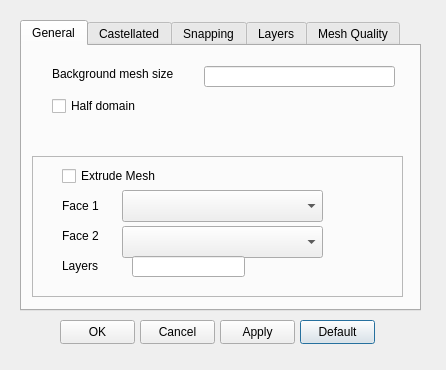
This is Source/CaseCreator/advancedMeshSettingsDialog.ui in cfddose/Splash as Qt 5 draws it before an edit. The edited form follows.
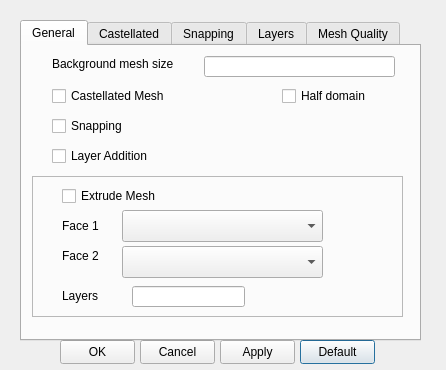
This is the edited form.

Commit message: cleared several bugs in numerics dialog box

```diff
--- a/Source/CaseCreator/advancedMeshSettingsDialog.ui
+++ b/Source/CaseCreator/advancedMeshSettingsDialog.ui
@@ -17,7 +17,7 @@
    <property name="geometry">
     <rect>
      <x>300</x>
-     <y>320</y>
+     <y>340</y>
      <width>75</width>
      <height>24</height>
     </rect>
@@ -30,7 +30,7 @@
    <property name="geometry">
     <rect>
      <x>60</x>
-     <y>320</y>
+     <y>340</y>
      <width>75</width>
      <height>24</height>
     </rect>
@@ -43,7 +43,7 @@
    <property name="geometry">
     <rect>
      <x>140</x>
-     <y>320</y>
+     <y>340</y>
      <width>75</width>
      <height>24</height>
     </rect>
@@ -58,7 +58,7 @@
      <x>20</x>
      <y>20</y>
      <width>401</width>
-     <height>291</height>
+     <height>321</height>
     </rect>
    </property>
    <property name="currentIndex">
@@ -72,7 +72,7 @@
      <property name="geometry">
       <rect>
        <x>30</x>
-       <y>20</y>
+       <y>10</y>
        <width>141</width>
        <height>16</height>
       </rect>
@@ -85,7 +85,7 @@
      <property name="geometry">
       <rect>
        <x>182</x>
-       <y>20</y>
+       <y>10</y>
        <width>191</width>
        <height>21</height>
       </rect>
@@ -95,7 +95,7 @@
      <property name="geometry">
       <rect>
        <x>10</x>
-       <y>110</y>
+       <y>130</y>
        <width>371</width>
        <height>141</height>
       </rect>
@@ -169,7 +169,7 @@
       <property name="geometry">
        <rect>
         <x>30</x>
-        <y>100</y>
+        <y>110</y>
         <width>58</width>
         <height>20</height>
        </rect>
@@ -182,7 +182,7 @@
       <property name="geometry">
        <rect>
         <x>100</x>
-        <y>100</y>
+        <y>110</y>
         <width>113</width>
         <height>21</height>
        </rect>
@@ -192,8 +192,8 @@
     <widget class="QCheckBox" name="checkBoxHalfDomain">
      <property name="geometry">
       <rect>
-       <x>30</x>
-       <y>50</y>
+       <x>260</x>
+       <y>40</y>
        <width>111</width>
        <height>20</height>
       </rect>
@@ -202,6 +202,45 @@
       <string>Half domain</string>
      </property>
     </widget>
+    <widget class="QCheckBox" name="checkBoxCastellated">
+     <property name="geometry">
+      <rect>
+       <x>30</x>
+       <y>40</y>
+       <width>141</width>
+       <height>20</height>
+      </rect>
+     </property>
+     <property name="text">
+      <string>Castellated Mesh</string>
+     </property>
+    </widget>
+    <widget class="QCheckBox" name="checkBoxSnap">
+     <property name="geometry">
+      <rect>
+       <x>30</x>
+       <y>70</y>
+       <width>141</width>
+       <height>20</height>
+      </rect>
+     </property>
+     <property name="text">
+      <string>Snapping</string>
+     </property>
+    </widget>
+    <widget class="QCheckBox" name="checkBoxAddLayers">
+     <property name="geometry">
+      <rect>
+       <x>30</x>
+       <y>100</y>
+       <width>141</width>
+       <height>20</height>
+      </rect>
+     </property>
+     <property name="text">
+      <string>Layer Addition</string>
+     </property>
+    </widget>
    </widget>
    <widget class="QWidget" name="castellated">
     <attribute name="title">
@@ -723,7 +762,7 @@
    <property name="geometry">
     <rect>
      <x>220</x>
-     <y>320</y>
+     <y>340</y>
      <width>75</width>
      <height>24</height>
     </rect>
```
Left out of the diff: 4 changed lines with no effect on the pictures. The commit also changes 6 other files.
